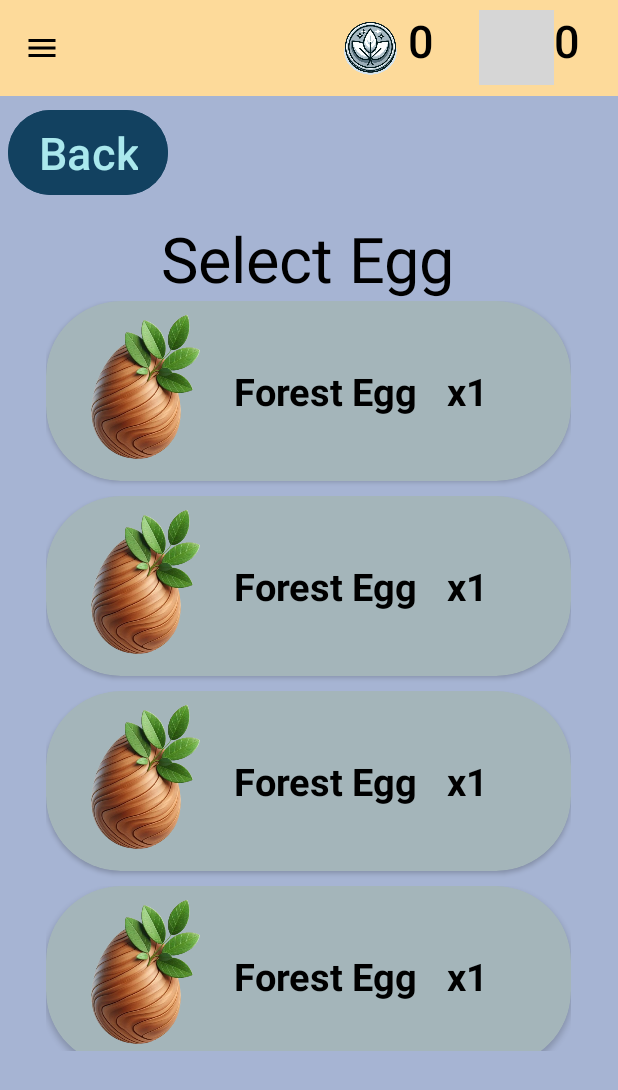
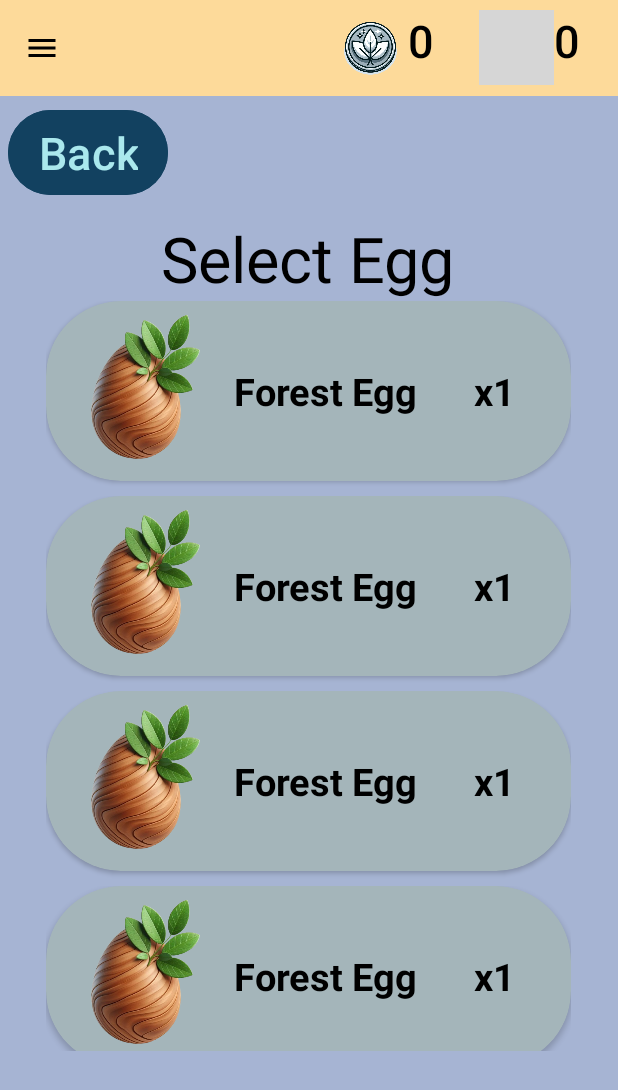
Before and after one commit to dreath-pro/MiWi-Pet, an Android app: the screen it shows after launch (MainActivity), after a tap on an icon or button, on a phone screen of 412 x 824 dp. Shown: the top 1090 px of the screen. Run offline under Robolectric (Android 15) with nearby library versions, the phone set to English and light mode, and no system bars; grey boxes are pictures that could not be loaded.

Commit message:
egg selection fixed

```diff
--- a/app/src/main/res/layout/egg_selection.xml
+++ b/app/src/main/res/layout/egg_selection.xml
@@ -29,7 +29,9 @@
 
             <TextView
                 android:id="@+id/eggName"
-                android:layout_width="wrap_content"
+                android:layout_width="140dp"
+                android:maxLines="1"
+                android:ellipsize="end"
                 android:layout_height="wrap_content"
                 android:text="@string/egg_name"
                 android:layout_centerInParent="true"
```
